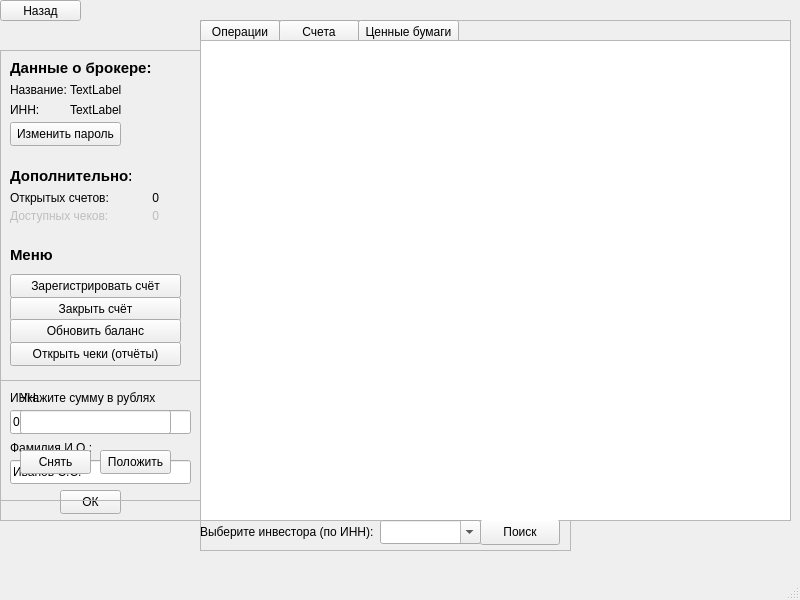
The window that broker.ui (migeliusIV/DB) describes before a commit, drawn with Qt 5.
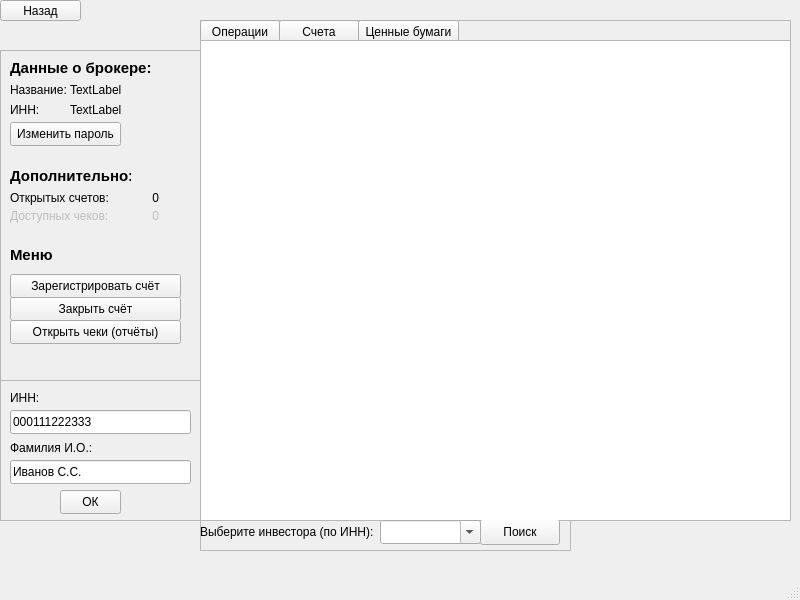
The same window after the commit.

What changed in the file:
```diff
--- a/broker.ui
+++ b/broker.ui
@@ -245,7 +245,7 @@
      <property name="geometry">
       <rect>
        <x>10</x>
-       <y>292</y>
+       <y>270</y>
        <width>171</width>
        <height>24</height>
       </rect>
@@ -254,19 +254,6 @@
       <string>Открыть чеки (отчёты)</string>
      </property>
     </widget>
-    <widget class="QPushButton" name="btnBudgetOper">
-     <property name="geometry">
-      <rect>
-       <x>10</x>
-       <y>269</y>
-       <width>171</width>
-       <height>24</height>
-      </rect>
-     </property>
-     <property name="text">
-      <string>Обновить баланс</string>
-     </property>
-    </widget>
    </widget>
    <widget class="QFrame" name="frmOutput">
     <property name="geometry">
@@ -500,71 +487,6 @@
      </property>
     </widget>
    </widget>
-   <widget class="QFrame" name="frmBudget">
-    <property name="geometry">
-     <rect>
-      <x>0</x>
-      <y>380</y>
-      <width>201</width>
-      <height>121</height>
-     </rect>
-    </property>
-    <property name="frameShape">
-     <enum>QFrame::Shape::StyledPanel</enum>
-    </property>
-    <property name="frameShadow">
-     <enum>QFrame::Shadow::Raised</enum>
-    </property>
-    <widget class="QPushButton" name="pushButton">
-     <property name="geometry">
-      <rect>
-       <x>20</x>
-       <y>70</y>
-       <width>71</width>
-       <height>24</height>
-      </rect>
-     </property>
-     <property name="text">
-      <string>Снять</string>
-     </property>
-    </widget>
-    <widget class="QPushButton" name="pushButton_2">
-     <property name="geometry">
-      <rect>
-       <x>100</x>
-       <y>70</y>
-       <width>71</width>
-       <height>24</height>
-      </rect>
-     </property>
-     <property name="text">
-      <string>Положить</string>
-     </property>
-    </widget>
-    <widget class="QLineEdit" name="lineEdit">
-     <property name="geometry">
-      <rect>
-       <x>20</x>
-       <y>30</y>
-       <width>151</width>
-       <height>24</height>
-      </rect>
-     </property>
-    </widget>
-    <widget class="QLabel" name="label">
-     <property name="geometry">
-      <rect>
-       <x>20</x>
-       <y>10</y>
-       <width>141</width>
-       <height>16</height>
-      </rect>
-     </property>
-     <property name="text">
-      <string>Укажите сумму в рублях</string>
-     </property>
-    </widget>
-   </widget>
   </widget>
   <widget class="QMenuBar" name="menubar">
    <property name="geometry">
```
